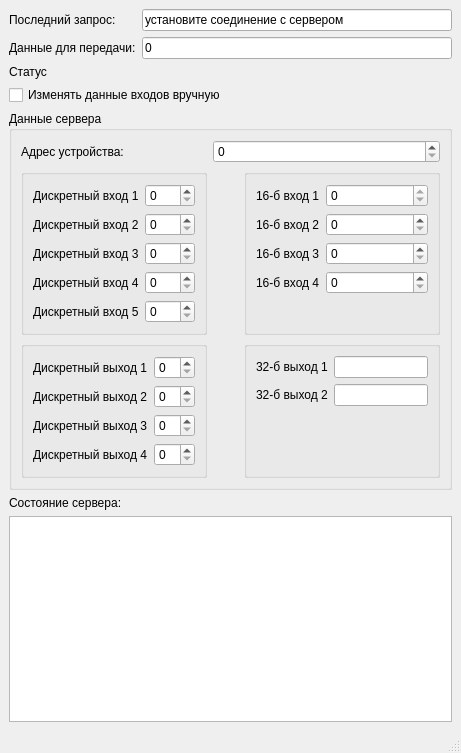
First picture: the form in modbustcpserver.ui, repository DenJonson/modbusTCP-server_qt, before the edit.
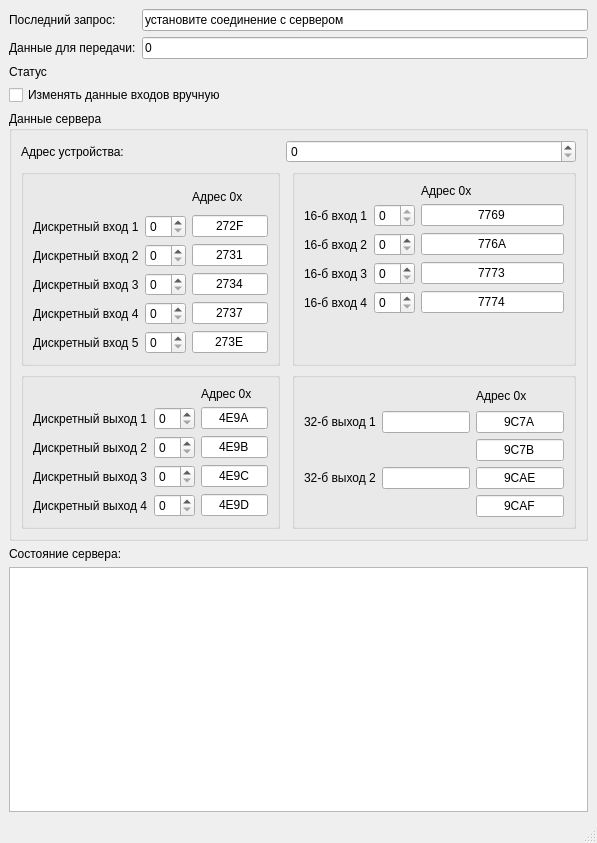
Second picture: the form after the edit.

Commit message: read coils

Diff of the .ui file:
```diff
--- a/modbustcpserver.ui
+++ b/modbustcpserver.ui
@@ -6,8 +6,8 @@
    <rect>
     <x>0</x>
     <y>0</y>
-    <width>461</width>
-    <height>753</height>
+    <width>597</width>
+    <height>843</height>
    </rect>
   </property>
   <property name="windowTitle">
@@ -24,40 +24,6 @@
        <string>Данные сервера</string>
       </property>
       <layout class="QGridLayout" name="gridLayout_3">
-       <item row="2" column="2">
-        <widget class="QGroupBox" name="formGroupBox_2">
-         <layout class="QFormLayout" name="formLayout_4">
-          <item row="0" column="0">
-           <widget class="QLabel" name="label_14">
-            <property name="text">
-             <string>32-б выход 1</string>
-            </property>
-           </widget>
-          </item>
-          <item row="1" column="0">
-           <widget class="QLabel" name="label_15">
-            <property name="text">
-             <string>32-б выход 2</string>
-            </property>
-           </widget>
-          </item>
-          <item row="0" column="1">
-           <widget class="QLineEdit" name="leQOut0">
-            <property name="readOnly">
-             <bool>true</bool>
-            </property>
-           </widget>
-          </item>
-          <item row="1" column="1">
-           <widget class="QLineEdit" name="leQOut1">
-            <property name="readOnly">
-             <bool>true</bool>
-            </property>
-           </widget>
-          </item>
-         </layout>
-        </widget>
-       </item>
        <item row="1" column="1">
         <spacer name="horizontalSpacer">
          <property name="orientation">
@@ -73,36 +39,42 @@
        </item>
        <item row="1" column="2">
         <widget class="QGroupBox" name="formGroupBox">
-         <layout class="QFormLayout" name="formLayout">
-          <item row="0" column="0">
+         <layout class="QGridLayout" name="gridLayout_5">
+          <item row="1" column="0">
            <widget class="QLabel" name="label_10">
             <property name="text">
              <string>16-б вход 1</string>
             </property>
            </widget>
           </item>
-          <item row="3" column="0">
-           <widget class="QLabel" name="label_11">
-            <property name="text">
-             <string>16-б вход 4</string>
-            </property>
-           </widget>
+          <item row="4" column="1">
+           <widget class="QSpinBox" name="sbDIn3"/>
           </item>
-          <item row="1" column="0">
+          <item row="2" column="1">
+           <widget class="QSpinBox" name="sbDIn1"/>
+          </item>
+          <item row="2" column="0">
            <widget class="QLabel" name="label_12">
             <property name="text">
              <string>16-б вход 2</string>
             </property>
            </widget>
           </item>
-          <item row="2" column="0">
+          <item row="3" column="0">
            <widget class="QLabel" name="label_13">
             <property name="text">
              <string>16-б вход 3</string>
             </property>
            </widget>
           </item>
-          <item row="0" column="1">
+          <item row="4" column="0">
+           <widget class="QLabel" name="label_11">
+            <property name="text">
+             <string>16-б вход 4</string>
+            </property>
+           </widget>
+          </item>
+          <item row="1" column="1">
            <widget class="QSpinBox" name="sbDIn0">
             <property name="maximum">
              <number>0</number>
@@ -112,116 +84,313 @@
             </property>
            </widget>
           </item>
-          <item row="1" column="1">
-           <widget class="QSpinBox" name="sbDIn1"/>
+          <item row="0" column="2">
+           <widget class="QLabel" name="label_20">
+            <property name="text">
+             <string>Адрес 0х</string>
+            </property>
+           </widget>
           </item>
-          <item row="2" column="1">
+          <item row="3" column="1">
            <widget class="QSpinBox" name="sbDIn2"/>
           </item>
-          <item row="3" column="1">
-           <widget class="QSpinBox" name="sbDIn3"/>
+          <item row="5" column="1">
+           <spacer name="verticalSpacer">
+            <property name="orientation">
+             <enum>Qt::Vertical</enum>
+            </property>
+            <property name="sizeHint" stdset="0">
+             <size>
+              <width>20</width>
+              <height>40</height>
+             </size>
+            </property>
+           </spacer>
+          </item>
+          <item row="1" column="2">
+           <widget class="QLineEdit" name="lineEdit_6">
+            <property name="text">
+             <string>7769</string>
+            </property>
+            <property name="alignment">
+             <set>Qt::AlignCenter</set>
+            </property>
+            <property name="readOnly">
+             <bool>true</bool>
+            </property>
+           </widget>
+          </item>
+          <item row="2" column="2">
+           <widget class="QLineEdit" name="lineEdit_7">
+            <property name="text">
+             <string>776A</string>
+            </property>
+            <property name="alignment">
+             <set>Qt::AlignCenter</set>
+            </property>
+            <property name="readOnly">
+             <bool>true</bool>
+            </property>
+           </widget>
+          </item>
+          <item row="3" column="2">
+           <widget class="QLineEdit" name="lineEdit_8">
+            <property name="text">
+             <string>7773</string>
+            </property>
+            <property name="alignment">
+             <set>Qt::AlignCenter</set>
+            </property>
+            <property name="readOnly">
+             <bool>true</bool>
+            </property>
+           </widget>
+          </item>
+          <item row="4" column="2">
+           <widget class="QLineEdit" name="lineEdit_9">
+            <property name="text">
+             <string>7774</string>
+            </property>
+            <property name="alignment">
+             <set>Qt::AlignCenter</set>
+            </property>
+            <property name="readOnly">
+             <bool>true</bool>
+            </property>
+           </widget>
           </item>
          </layout>
         </widget>
        </item>
        <item row="2" column="0">
         <widget class="QGroupBox" name="groupBox">
-         <layout class="QFormLayout" name="formLayout_3">
-          <item row="0" column="0">
-           <widget class="QLabel" name="label_6">
-            <property name="text">
-             <string>Дискретный выход 1</string>
-            </property>
-           </widget>
+         <layout class="QGridLayout" name="gridLayout_7">
+          <item row="1" column="1">
+           <widget class="QSpinBox" name="sbDOut0"/>
           </item>
-          <item row="1" column="0">
+          <item row="2" column="0">
            <widget class="QLabel" name="label_7">
             <property name="text">
              <string>Дискретный выход 2</string>
             </property>
            </widget>
           </item>
-          <item row="2" column="0">
+          <item row="3" column="0">
            <widget class="QLabel" name="label_8">
             <property name="text">
              <string>Дискретный выход 3</string>
             </property>
            </widget>
           </item>
-          <item row="3" column="0">
-           <widget class="QLabel" name="label_9">
-            <property name="text">
-             <string>Дискретный выход 4</string>
-            </property>
-           </widget>
-          </item>
-          <item row="0" column="1">
-           <widget class="QSpinBox" name="sbDOut0"/>
-          </item>
-          <item row="1" column="1">
+          <item row="2" column="1">
            <widget class="QSpinBox" name="sbDOut1"/>
           </item>
-          <item row="2" column="1">
-           <widget class="QSpinBox" name="sbDOut2"/>
+          <item row="0" column="2">
+           <widget class="QLabel" name="label_21">
+            <property name="text">
+             <string>Адрес 0х</string>
+            </property>
+           </widget>
           </item>
-          <item row="3" column="1">
+          <item row="4" column="1">
            <widget class="QSpinBox" name="sbDOut3"/>
           </item>
+          <item row="3" column="1">
+           <widget class="QSpinBox" name="sbDOut2"/>
+          </item>
+          <item row="1" column="0">
+           <widget class="QLabel" name="label_6">
+            <property name="text">
+             <string>Дискретный выход 1</string>
+            </property>
+           </widget>
+          </item>
+          <item row="4" column="0">
+           <widget class="QLabel" name="label_9">
+            <property name="text">
+             <string>Дискретный выход 4</string>
+            </property>
+           </widget>
+          </item>
+          <item row="1" column="2">
+           <widget class="QLineEdit" name="lineEdit_10">
+            <property name="text">
+             <string>4E9A</string>
+            </property>
+            <property name="alignment">
+             <set>Qt::AlignCenter</set>
+            </property>
+            <property name="readOnly">
+             <bool>true</bool>
+            </property>
+           </widget>
+          </item>
+          <item row="2" column="2">
+           <widget class="QLineEdit" name="lineEdit_11">
+            <property name="text">
+             <string>4E9B</string>
+            </property>
+            <property name="alignment">
+             <set>Qt::AlignCenter</set>
+            </property>
+            <property name="readOnly">
+             <bool>true</bool>
+            </property>
+           </widget>
+          </item>
+          <item row="3" column="2">
+           <widget class="QLineEdit" name="lineEdit_12">
+            <property name="text">
+             <string>4E9C</string>
+            </property>
+            <property name="alignment">
+             <set>Qt::AlignCenter</set>
+            </property>
+            <property name="readOnly">
+             <bool>true</bool>
+            </property>
+           </widget>
+          </item>
+          <item row="4" column="2">
+           <widget class="QLineEdit" name="lineEdit_13">
+            <property name="text">
+             <string>4E9D</string>
+            </property>
+            <property name="alignment">
+             <set>Qt::AlignCenter</set>
+            </property>
+            <property name="readOnly">
+             <bool>true</bool>
+            </property>
+           </widget>
+          </item>
          </layout>
         </widget>
        </item>
        <item row="1" column="0">
         <widget class="QGroupBox" name="formGroupBox">
-         <layout class="QFormLayout" name="formLayout_2">
-          <item row="0" column="0">
-           <widget class="QLabel" name="label">
-            <property name="text">
-             <string>Дискретный вход 1</string>
-            </property>
-           </widget>
+         <layout class="QGridLayout" name="gridLayout_4">
+          <item row="5" column="1">
+           <widget class="QSpinBox" name="spinbDIn4"/>
           </item>
-          <item row="1" column="0">
+          <item row="2" column="0">
            <widget class="QLabel" name="label_2">
             <property name="text">
              <string>Дискретный вход 2</string>
             </property>
            </widget>
           </item>
-          <item row="2" column="0">
-           <widget class="QLabel" name="label_4">
+          <item row="5" column="2">
+           <widget class="QLineEdit" name="lineEdit_5">
             <property name="text">
-             <string>Дискретный вход 3</string>
+             <string>273E</string>
             </property>
-           </widget>
-          </item>
-          <item row="3" column="0">
-           <widget class="QLabel" name="label_5">
-            <property name="text">
-             <string>Дискретный вход 4</string>
+            <property name="alignment">
+             <set>Qt::AlignCenter</set>
             </property>
+            <property name="readOnly">
+             <bool>true</bool>
+            </property>
            </widget>
           </item>
-          <item row="4" column="0">
+          <item row="1" column="1">
+           <widget class="QSpinBox" name="spinbDIn0"/>
+          </item>
+          <item row="4" column="1">
+           <widget class="QSpinBox" name="spinbDIn3"/>
+          </item>
+          <item row="5" column="0">
            <widget class="QLabel" name="label_3">
             <property name="text">
              <string>Дискретный вход 5</string>
             </property>
            </widget>
           </item>
-          <item row="0" column="1">
-           <widget class="QSpinBox" name="spinbDIn0"/>
+          <item row="1" column="2">
+           <widget class="QLineEdit" name="lineEdit">
+            <property name="text">
+             <string>272F</string>
+            </property>
+            <property name="alignment">
+             <set>Qt::AlignCenter</set>
+            </property>
+            <property name="readOnly">
+             <bool>true</bool>
+            </property>
+           </widget>
           </item>
-          <item row="1" column="1">
-           <widget class="QSpinBox" name="spinbDIn1"/>
+          <item row="1" column="0">
+           <widget class="QLabel" name="label">
+            <property name="text">
+             <string>Дискретный вход 1</string>
+            </property>
+           </widget>
           </item>
-          <item row="2" column="1">
+          <item row="4" column="0">
+           <widget class="QLabel" name="label_5">
+            <property name="text">
+             <string>Дискретный вход 4</string>
+            </property>
+           </widget>
+          </item>
+          <item row="2" column="2">
+           <widget class="QLineEdit" name="lineEdit_2">
+            <property name="text">
+             <string>2731</string>
+            </property>
+            <property name="alignment">
+             <set>Qt::AlignCenter</set>
+            </property>
+            <property name="readOnly">
+             <bool>true</bool>
+            </property>
+           </widget>
+          </item>
+          <item row="3" column="2">
+           <widget class="QLineEdit" name="lineEdit_3">
+            <property name="text">
+             <string>2734</string>
+            </property>
+            <property name="alignment">
+             <set>Qt::AlignCenter</set>
+            </property>
+            <property name="readOnly">
+             <bool>true</bool>
+            </property>
+           </widget>
+          </item>
+          <item row="3" column="0">
+           <widget class="QLabel" name="label_4">
+            <property name="text">
+             <string>Дискретный вход 3</string>
+            </property>
+           </widget>
+          </item>
+          <item row="4" column="2">
+           <widget class="QLineEdit" name="lineEdit_4">
+            <property name="text">
+             <string>2737</string>
+            </property>
+            <property name="alignment">
+             <set>Qt::AlignCenter</set>
+            </property>
+            <property name="readOnly">
+             <bool>true</bool>
+            </property>
+           </widget>
+          </item>
+          <item row="3" column="1">
            <widget class="QSpinBox" name="spinbDIn2"/>
           </item>
-          <item row="3" column="1">
-           <widget class="QSpinBox" name="spinbDIn3"/>
+          <item row="2" column="1">
+           <widget class="QSpinBox" name="spinbDIn1"/>
           </item>
-          <item row="4" column="1">
-           <widget class="QSpinBox" name="spinbDIn4"/>
+          <item row="0" column="2">
+           <widget class="QLabel" name="label_19">
+            <property name="text">
+             <string>Адрес 0х</string>
+            </property>
+           </widget>
           </item>
          </layout>
         </widget>
@@ -240,6 +409,99 @@
          </property>
         </widget>
        </item>
+       <item row="2" column="2">
+        <widget class="QGroupBox" name="formGroupBox_2">
+         <layout class="QGridLayout" name="gridLayout_6">
+          <item row="3" column="2">
+           <widget class="QLineEdit" name="lineEdit_16">
+            <property name="text">
+             <string>9CAE</string>
+            </property>
+            <property name="alignment">
+             <set>Qt::AlignCenter</set>
+            </property>
+            <property name="readOnly">
+             <bool>true</bool>
+            </property>
+           </widget>
+          </item>
+          <item row="0" column="2">
+           <widget class="QLabel" name="label_22">
+            <property name="text">
+             <string>Адрес 0х</string>
+            </property>
+           </widget>
+          </item>
+          <item row="3" column="1">
+           <widget class="QLineEdit" name="leQOut1">
+            <property name="readOnly">
+             <bool>true</bool>
+            </property>
+           </widget>
+          </item>
+          <item row="3" column="0">
+           <widget class="QLabel" name="label_15">
+            <property name="text">
+             <string>32-б выход 2</string>
+            </property>
+           </widget>
+          </item>
+          <item row="1" column="1">
+           <widget class="QLineEdit" name="leQOut0">
+            <property name="readOnly">
+             <bool>true</bool>
+            </property>
+           </widget>
+          </item>
+          <item row="1" column="2">
+           <widget class="QLineEdit" name="lineEdit_14">
+            <property name="text">
+             <string>9C7A</string>
+            </property>
+            <property name="alignment">
+             <set>Qt::AlignCenter</set>
+            </property>
+            <property name="readOnly">
+             <bool>true</bool>
+            </property>
+           </widget>
+          </item>
+          <item row="2" column="2">
+           <widget class="QLineEdit" name="lineEdit_15">
+            <property name="text">
+             <string>9C7B</string>
+            </property>
+            <property name="alignment">
+             <set>Qt::AlignCenter</set>
+            </property>
+            <property name="readOnly">
+             <bool>true</bool>
+            </property>
+           </widget>
+          </item>
+          <item row="1" column="0">
+           <widget class="QLabel" name="label_14">
+            <property name="text">
+             <string>32-б выход 1</string>
+            </property>
+           </widget>
+          </item>
+          <item row="4" column="2">
+           <widget class="QLineEdit" name="lineEdit_17">
+            <property name="text">
+             <string>9CAF</string>
+            </property>
+            <property name="alignment">
+             <set>Qt::AlignCenter</set>
+            </property>
+            <property name="readOnly">
+             <bool>true</bool>
+            </property>
+           </widget>
+          </item>
+         </layout>
+        </widget>
+       </item>
       </layout>
      </widget>
     </item>
```
Left out of the diff: 4 changed lines with no effect on the pictures. The commit also changes 1 other file.
